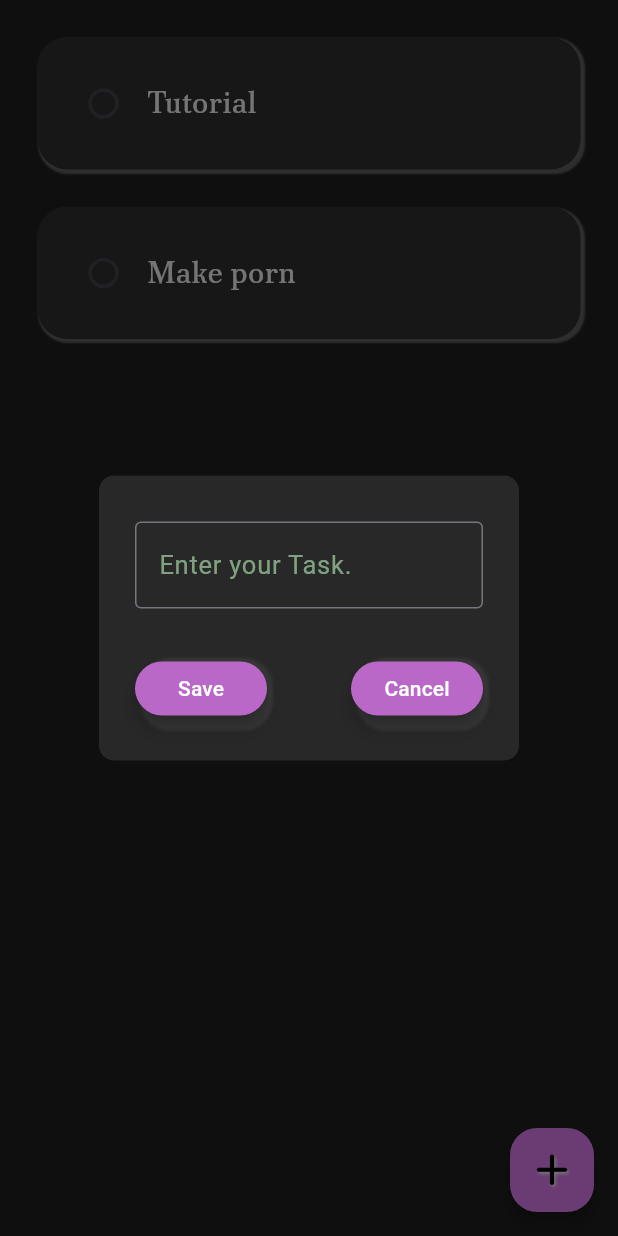
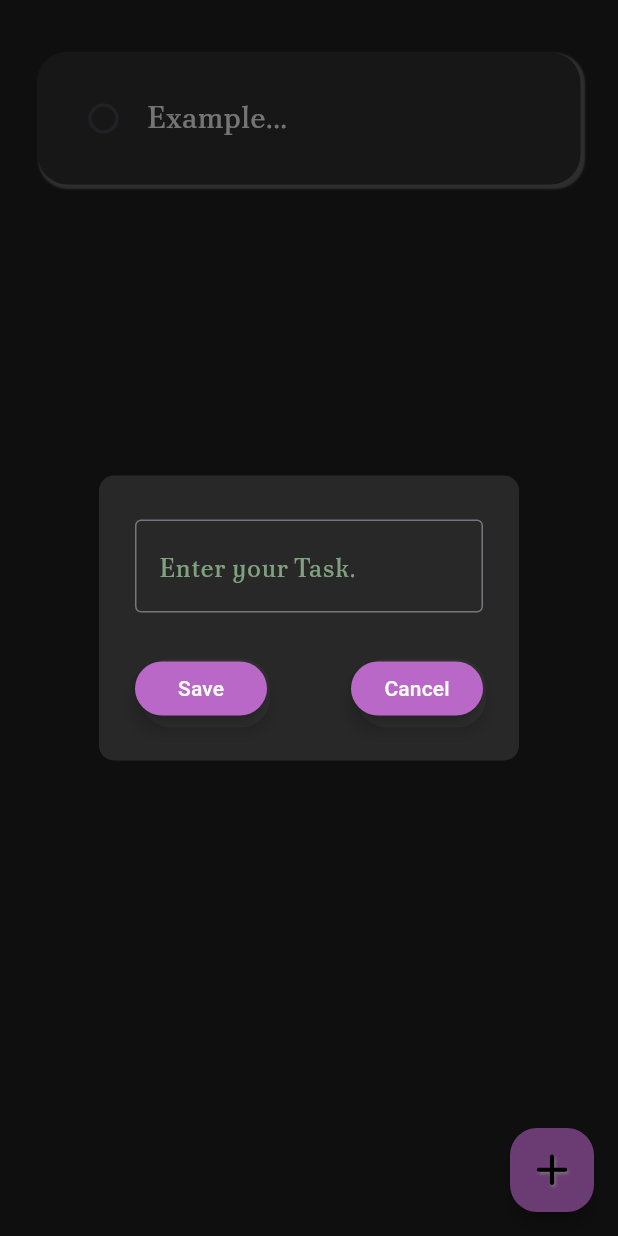
Before and after one commit to IP80808080/TODO-List-App, a Flutter app: the screen it shows after launch, after a tap on the "add" icon, on a phone screen of 412 x 824 dp. Run offline on Flutter 3.47's test engine with Material 2 defaults, Android fonts, the phone set to English and light mode, and no system bars; drawn by our look-alikes of flutter_slidable; our stand-ins replace hive, hive_flutter; accounts and stored records are empty.

Commit message:
100 percent done.

```diff
--- a/lib/forbutton.dart
+++ b/lib/forbutton.dart
@@ -13,10 +13,10 @@ class MyButton extends StatelessWidget {
         borderRadius: BorderRadius.circular(20),
         boxShadow: [
           BoxShadow(
-            color: Colors.white.withOpacity(0.07),
-            blurRadius: 1,
-            spreadRadius: 0.000000005,
-            offset: Offset(3.4, 4),
+            color: Colors.white.withOpacity(0.04),
+            blurRadius: 0,
+            spreadRadius: -1,
+            offset: Offset(3, 3),
           )
         ],
       ),
--- a/lib/main.dart
+++ b/lib/main.dart
@@ -1,8 +1,15 @@
 import 'package:flutter/material.dart';
+import 'package:hive/hive.dart';
+import 'package:hive_flutter/hive_flutter.dart';
+import 'package:hive_flutter/adapters.dart';
+import 'package:todo/mydata.dart';
 import 'package:todo/newtask.dart';
 import 'package:todo/todotile.dart';
 
-void main() {
+void main() async {
+  await Hive.initFlutter();
+
+  var box = await Hive.openBox('mybox');
   runApp(const MyApp());
 }
 
@@ -16,7 +23,7 @@ class MyApp extends StatelessWidget {
       theme: ThemeData(
         useMaterial3: true,
       ),
-      home: HomePage(),
+      home: const HomePage(),
     );
   }
 }
@@ -29,37 +36,70 @@ class HomePage extends StatefulWidget {
 }
 
 class _HomePageState extends State<HomePage> {
-  List toDoList = [
-    ['Tutorial', false],
-    ['Make porn', false],
-  ];
+  final _myBox = Hive.box('mybox');
+  ToDoDataBase db = ToDoDataBase();
+
+  @override
+  void initState() {
+    if (_myBox.get("TODOLIST") == null) {
+      db.createInitialData();
+    } else {
+      db.loadData();
+    }
+
+    super.initState();
+  }
+
+  final _controller = TextEditingController();
 
   void checkBoxChanged(bool? value, int index) {
     setState(() {
-      toDoList[index][1] = !toDoList[index][1];
+      db.toDoList[index][1] = !db.toDoList[index][1];
     });
+    db.updateDataBase();
+  }
+
+  void saveNewTask() {
+    setState(() {
+      db.toDoList.add([_controller.text, false]);
+      _controller.clear();
+    });
+    Navigator.of(context).pop();
+    db.updateDataBase();
   }
 
   void createNewTask() {
     showDialog(
         context: context,
         builder: (context) {
-          return DialogBox();
+          return DialogBox(
+            controller: _controller,
+            onSave: saveNewTask,
+            onCancel: () => Navigator.of(context).pop(),
+          );
         });
+  }
+
+  void deleteTask(int index) {
+    setState(() {
+      db.toDoList.removeAt(index);
+    });
+    db.updateDataBase();
   }
 
   @override
   Widget build(BuildContext context) {
     return Scaffold(
-      backgroundColor: Color(0xff212121),
+      backgroundColor: const Color(0xff212121),
       body: SafeArea(
         child: ListView.builder(
-          itemCount: toDoList.length,
+          itemCount: db.toDoList.length,
           itemBuilder: (context, index) {
             return TODOTile(
-              taskName: toDoList[index][0],
-              taskComplete: toDoList[index][1],
+              taskName: db.toDoList[index][0],
+              taskComplete: db.toDoList[index][1],
               onChanged: (value) => checkBoxChanged(value, index),
+              deleteFunction: (context) => deleteTask(index),
             );
           },
         ),
@@ -74,7 +114,7 @@ class _HomePageState extends State<HomePage> {
         splashColor: Colors.deepPurple[100],
         elevation: 5,
         highlightElevation: 10,
-        child: Icon(
+        child: const Icon(
           Icons.add_rounded,
           color: Colors.black,
           size: 35,
--- /dev/null
+++ b/lib/mydata.dart
@@ -0,0 +1,21 @@
+import 'package:hive_flutter/hive_flutter.dart';
+
+class ToDoDataBase {
+  List toDoList = [];
+
+  final _myBox = Hive.box('mybox');
+
+  void createInitialData() {
+    toDoList = [
+      ["Example...", false],
+    ];
+  }
+
+  void loadData() {
+    toDoList = _myBox.get("TODOLIST");
+  }
+
+  void updateDataBase() {
+    _myBox.put("TODOLIST", toDoList);
+  }
+}
--- a/lib/newtask.dart
+++ b/lib/newtask.dart
@@ -2,7 +2,15 @@ import 'package:flutter/material.dart';
 import 'package:todo/forbutton.dart';
 
 class DialogBox extends StatelessWidget {
-  const DialogBox({Key? key}) : super(key: key);
+  final controller;
+  VoidCallback onSave;
+  VoidCallback onCancel;
+  DialogBox({
+    Key? key,
+    required this.controller,
+    required this.onSave,
+    required this.onCancel,
+  }) : super(key: key);
 
   @override
   Widget build(BuildContext context) {
@@ -16,29 +24,35 @@ class DialogBox extends StatelessWidget {
         child: Column(
           mainAxisAlignment: MainAxisAlignment.spaceBetween,
           children: [
-            SizedBox(
+            const SizedBox(
               height: 5,
             ),
             TextField(
+              style: const TextStyle(
+                color: Colors.white,
+                fontSize: 20,
+                fontFamily: 'PoltawskiNowy',
+              ),
+              controller: controller,
               decoration: InputDecoration(
-                border: OutlineInputBorder(),
+                border: const OutlineInputBorder(),
                 hintText: "Enter your Task.",
                 hintStyle: TextStyle(
                     color: Colors.green.shade200.withOpacity(0.7),
                     fontSize: 17),
               ),
             ),
-            SizedBox(
+            const SizedBox(
               height: 10,
             ),
             Row(
               mainAxisAlignment: MainAxisAlignment.spaceBetween,
               children: [
-                MyButton(text: "Save", onPressed: () {}),
-                SizedBox(
+                MyButton(text: "Save", onPressed: onSave),
+                const SizedBox(
                   width: 10,
                 ),
-                MyButton(text: "Cancel", onPressed: () {}),
+                MyButton(text: "Cancel", onPressed: onCancel),
               ],
             )
           ],
--- a/lib/todotile.dart
+++ b/lib/todotile.dart
@@ -1,20 +1,37 @@
 import 'package:flutter/material.dart';
+import 'package:flutter_slidable/flutter_slidable.dart';
 
 class TODOTile extends StatelessWidget {
   final String taskName;
   final bool taskComplete;
   Function(bool?)? onChanged;
+  Function(BuildContext)? deleteFunction;
+
   TODOTile(
       {Key? key,
       required this.taskName,
       required this.taskComplete,
-      required this.onChanged})
+      required this.onChanged,
+      required this.deleteFunction})
       : super(key: key);
 
   @override
   Widget build(BuildContext context) {
     return Padding(
-      padding: const EdgeInsets.only(left: 25, right: 25, top: 25),
+      padding: const EdgeInsets.only(left: 25, right: 25, top: 35),
+      child: Slidable(
+        endActionPane: ActionPane(
+          motion: const StretchMotion(),
+          children: [
+            SlidableAction(
+              onPressed: deleteFunction,
+              icon: Icons.delete_outline,
+              spacing: 10,
+              backgroundColor: Colors.redAccent.shade200,
+              borderRadius: BorderRadius.circular(15),
+            ),
+          ],
+        ),
         child: Container(
           padding: const EdgeInsets.all(20),
           child: Row(
@@ -58,6 +75,7 @@ class TODOTile extends StatelessWidget {
             ],
           ),
         ),
+      ),
     );
   }
 }
--- a/pubspec.yaml
+++ b/pubspec.yaml
@@ -35,6 +35,9 @@ dependencies:
   # The following adds the Cupertino Icons font to your application.
   # Use with the CupertinoIcons class for iOS style icons.
   cupertino_icons: ^1.0.2
+  flutter_slidable: ^3.0.0
+  hive: ^2.2.3
+  hive_flutter: ^1.1.0
 
 dev_dependencies:
   flutter_test:
@@ -46,6 +49,8 @@ dev_dependencies:
   # package. See that file for information about deactivating specific lint
   # rules and activating additional ones.
   flutter_lints: ^2.0.0
+  hive_generator: ^1.1.3
+  build_runner: ^2.1.11
 
 # For information on the generic Dart part of this file, see the
 # following page: https://dart.dev/tools/pub/pubspec
```
Also changed, not shown: pubspec.lock, 6 other files. Lines whose indentation alone changed are shown as unchanged.
